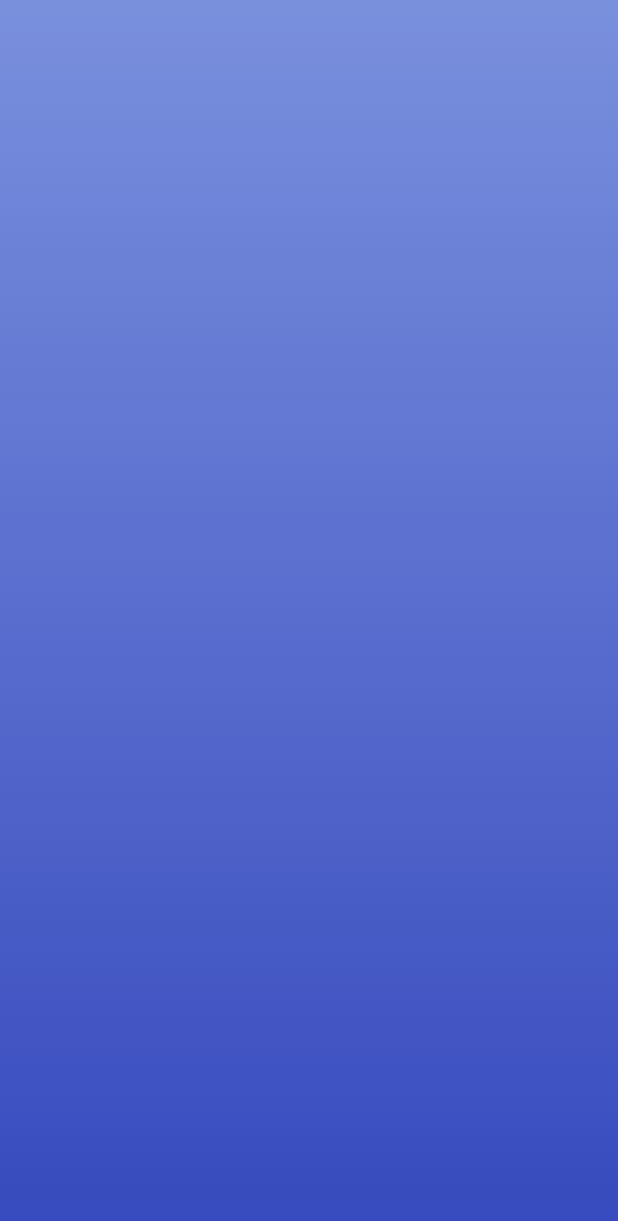
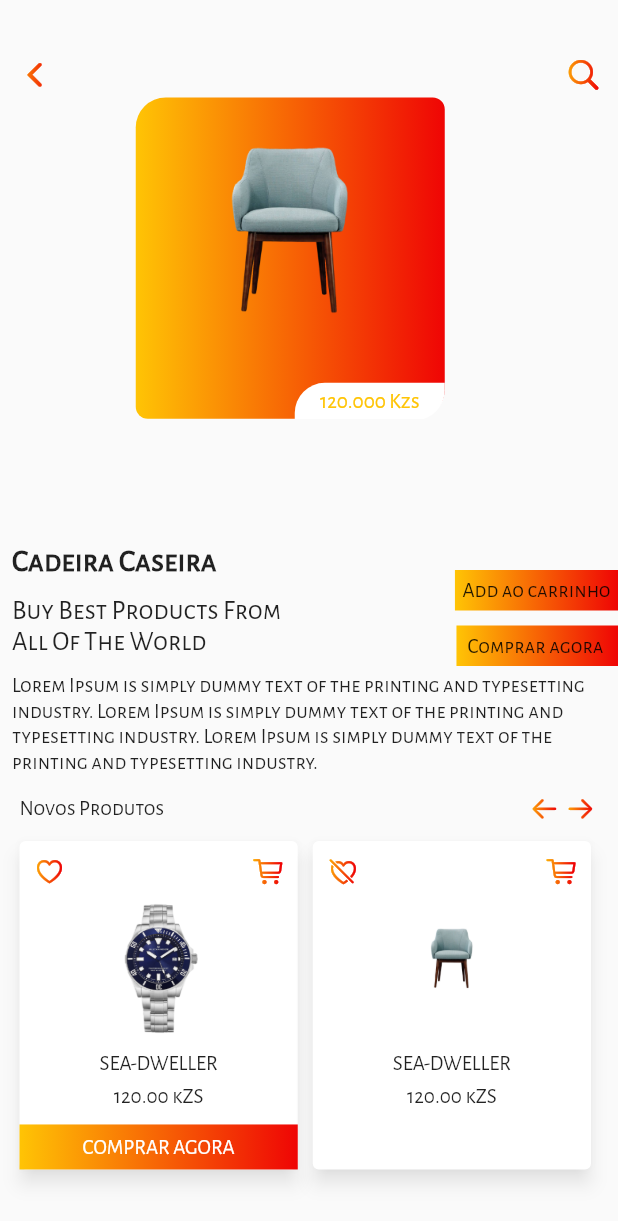
Before and after one commit to DVS2000/e-commerce_ui, a Flutter app: the DetailsPage screen opened directly, on a phone screen of 412 x 824 dp. Shown: the top 1221 px of the screen. Run offline on Flutter 3.47's test engine with Material 2 defaults, Android fonts, the phone set to English and light mode, and no system bars.

Commit message:
carrinho de compra

```diff
--- a/lib/app/pages/dashboard_page/components/card_produt_component.dart
+++ b/lib/app/pages/dashboard_page/components/card_produt_component.dart
@@ -7,7 +7,7 @@
  * Site: https://dorivaldodossantos.herokuapp.com
  */
 
-import 'package:ecommerce_app/app/pages/details_page.dart';
+import 'package:ecommerce_app/app/pages/details_page/details_page.dart';
 import 'package:ecommerce_app/app/utils/colors_utils.dart';
 import 'package:flutter/material.dart';
 import 'package:ecommerce_app/app/utils/size_context_util.dart';
@@ -23,8 +23,6 @@ class CardProdutComponent extends StatelessWidget {
         child: InkWell(
           onTap: () => Navigator.of(context).push(PageRouteBuilder(
               pageBuilder: (context, a, b) => DetailsPage(index: index))),
-          child: Hero(
-            tag: "background$index",
           child: Container(
             margin: EdgeInsets.only(right: 25),
             width: context.sizeDevice.width * .5,
@@ -41,11 +39,14 @@ class CardProdutComponent extends StatelessWidget {
             child: Stack(
               children: [
                 Center(
+                  child: Hero(
+                    tag: "background$index",
                     child: Image.asset(
-                      IMG_CADEIRAC,
+                      IMG_CADEIRA,
                       width: context.sizeDevice.width * .4,
                       height: context.sizeDevice.height * .3,
                       fit: BoxFit.cover,
+                    ),
                   ),
                 ),
 
@@ -71,7 +72,6 @@ class CardProdutComponent extends StatelessWidget {
           ),
         ),
       ),
-      ),
     );
   }
 }
--- a/lib/app/pages/details_page.dart
+++ /dev/null
@@ -1,35 +0,0 @@
-/*
- * Name: Dorivaldo Vicente dos Santos
- * E-mail: dorivaldodossantos2000@gmail.com
- * Phone: (+244) 944 55 76 10
- * WhatsApp: (+244) 992 22 82 30
- * Github: https://github.com/DVS2000
- * Site: https://dorivaldodossantos.herokuapp.com
- */
-
-import 'package:ecommerce_app/app/utils/colors_utils.dart';
-import 'package:flutter/material.dart';
-
-// ignore: must_be_immutable
-class DetailsPage extends StatefulWidget {
-  int index;
-  DetailsPage({this.index});
-  @override
-  _DetailsPageState createState() => _DetailsPageState();
-}
-
-class _DetailsPageState extends State<DetailsPage> {
-  @override
-  Widget build(BuildContext context) {
-    return Scaffold(
-      body: Center(
-        child: Hero(
-          tag: "background${widget.index}",
-          child: Container(
-            decoration: BoxDecoration(gradient: gradientPrimary),
-          ),
-        ),
-      ),
-    );
-  }
-}
--- /dev/null
+++ b/lib/app/pages/details_page/details_page.dart
@@ -0,0 +1,174 @@
+/*
+ * Name: Dorivaldo Vicente dos Santos
+ * E-mail: dorivaldodossantos2000@gmail.com
+ * Phone: (+244) 944 55 76 10
+ * WhatsApp: (+244) 992 22 82 30
+ * Github: https://github.com/DVS2000
+ * Site: https://dorivaldodossantos.herokuapp.com
+ */
+
+import 'package:ecommerce_app/app/pages/dashboard_page/components/card_produt_component.dart';
+import 'package:ecommerce_app/app/utils/colors_utils.dart';
+import 'package:ecommerce_app/app/widgets/gradient_icon_widget.dart';
+import 'package:ecommerce_app/app/utils/size_context_util.dart';
+import 'package:flutter/cupertino.dart';
+import 'package:flutter/material.dart';
+
+// ignore: must_be_immutable
+class DetailsPage extends StatefulWidget {
+  int index;
+  DetailsPage({this.index});
+  @override
+  _DetailsPageState createState() => _DetailsPageState();
+}
+
+class _DetailsPageState extends State<DetailsPage> {
+  @override
+  Widget build(BuildContext context) {
+    return Scaffold(
+      body: Stack(
+        children: [
+          SingleChildScrollView(
+            padding: const EdgeInsets.symmetric(horizontal: 8.0, vertical: 5),
+            child: Column(
+              crossAxisAlignment: CrossAxisAlignment.start,
+              children: [
+                SizedBox(height: 30,),
+                Row(
+                  children: [
+                    GestureDetector(
+                      onTap: ()=> Navigator.pop(context),
+                      child: GradientIcon(CupertinoIcons.back, 25)
+                    ),
+                    Spacer(),
+                    GradientIcon(CupertinoIcons.search, 25),
+
+                  ],
+                ),
+                CardProdutComponent(
+                  index: widget.index,
+                ),
+
+                SizedBox(height: context.sizeDevice.height / 10,),
+
+                Text(
+                  "Cadeira Caseira",
+                  style: TextStyle(
+                    fontWeight: FontWeight.bold,
+                    fontSize: context.sizeDevice.width / 20
+                  ),
+                ),
+                SizedBox(height: 10,),
+                Text(
+                  "Buy Best Products From \nAll Of The World",
+                  style: TextStyle(
+                    fontSize: context.sizeDevice.width / 23
+                  ),
+                ),
+                SizedBox(height: 10,),
+                Text("Lorem Ipsum is simply dummy text of the printing and typesetting industry. Lorem Ipsum is simply dummy text of the printing and typesetting industry. Lorem Ipsum is simply dummy text of the printing and typesetting industry."),
+
+                SizedBox(height: 10,),
+                Padding(
+                  padding: const EdgeInsets.symmetric(horizontal: 5.0),
+                  child: Row(
+                    mainAxisAlignment: MainAxisAlignment.spaceBetween,
+                    children: [
+                      Text(
+                        "Novos Produtos"
+                      ),
+                      Spacer(),
+                      GradientIcon(CupertinoIcons.arrow_left, 20),
+                      GradientIcon(CupertinoIcons.arrow_right, 20),
+                    ],
+                  ),
+                ),
+                SizedBox(height: 10,),
+
+                Padding(
+                  padding: const EdgeInsets.only(left: 5.0),
+                  child: Row(
+                    children: List.generate(2, (index) => Expanded(
+                      child: Card(
+                        elevation: 5,
+                        margin: EdgeInsets.only(right: 10),
+                        shadowColor: Colors.grey.withOpacity(.3),
+                        child: Column(
+                          children: [
+                            Padding(
+                              padding: const EdgeInsets.all(8.0),
+                              child: Row(
+                                mainAxisAlignment: MainAxisAlignment.spaceBetween,
+                                children: [
+                                  GradientIcon(index.isOdd ? CupertinoIcons.heart_slash : CupertinoIcons.heart, 20),
+                                  GradientIcon(CupertinoIcons.shopping_cart, 20),
+                                ],
+                              ),
+                            ),
+                            Image.asset(
+                              !index.isOdd ? IMG_RELOGIO : IMG_CADEIRA,
+                              height: 90,
+                            ),
+
+                            SizedBox(height: 10,),
+                            Text("SEA-DWELLER"),
+                            SizedBox(height: 5,),
+                            Text("120.00 kZS"),
+                            SizedBox(height: 10,),
+
+                            !(index.isOdd)
+                            ? Container(
+                              height: 30,
+                              width: double.infinity,
+                              decoration: BoxDecoration(
+                                gradient: gradientPrimary
+                              ),
+                              alignment: Alignment.center,
+                              child: Text(
+                                "COMPRAR AGORA",
+                                style: TextStyle(color: Colors.white),
+                              ),
+                            )
+                            : SizedBox(height: 30, width: double.infinity,)
+                          ],
+                        ),
+                      ),
+                    )),
+                  ),
+                ),
+              ],
+            ),
+          ),
+
+          Column(
+            mainAxisAlignment: MainAxisAlignment.center,
+            crossAxisAlignment: CrossAxisAlignment.end,
+            children: [
+              Align(
+                alignment: Alignment.centerRight,
+                child: Container(
+                  padding: const EdgeInsets.all(5),
+                  decoration: BoxDecoration(
+                    gradient: gradientPrimary
+                  ),
+                  child: Text("Add ao carrinho"),
+                ),
+              ),
+              SizedBox(height: 10,),
+              Align(
+                alignment: Alignment.centerRight,
+                child: Container(
+                  padding: const EdgeInsets.all(5),
+                  decoration: BoxDecoration(
+                    gradient: gradientPrimary
+                  ),
+                  child: Text(" Comprar agora  "),
+                ),
+              )
+            ],
+          )
+        ],
+      ),
+    );
+  }
+}
--- a/lib/app/utils/colors_utils.dart
+++ b/lib/app/utils/colors_utils.dart
@@ -10,13 +10,15 @@
 import 'package:flutter/cupertino.dart';
 
 /* COLOR FOR */
-const PRIMARY_COLOR = Color(0xff7990DD);
-const SECONDARY_COLOR = Color(0xff374ABE);
+const PRIMARY_COLOR = Color(0xffFFC405);
+const SECONDARY_COLOR = Color(0xffEF0505);
 
 final gradientPrimary = LinearGradient(
     colors: [PRIMARY_COLOR, SECONDARY_COLOR],
-    begin: Alignment.topCenter,
-    end: Alignment.bottomCenter);
+    begin: Alignment.centerLeft,
+    end: Alignment.centerRight);
 
 /* IMGS */
-const IMG_CADEIRAC ="assets/imgs/cadeira.png";
+const IMG_CADEIRA ="assets/imgs/cadeira.png";
+const IMG_RELOGIO = "assets/imgs/relogio.png";
+const IMG_TELEVISAO = "assets/imgs/televisao.png";
```
Also changed, not shown: lib/app/pages/cart_page/cart_page.dart (added, +158 -0 lines), lib/app/pages/dashboard_page/dashboard.dart (+88 -5 lines), assets/imgs/relogio.png (added), assets/imgs/televisao.png (added). Lines whose indentation alone changed are shown as unchanged.
